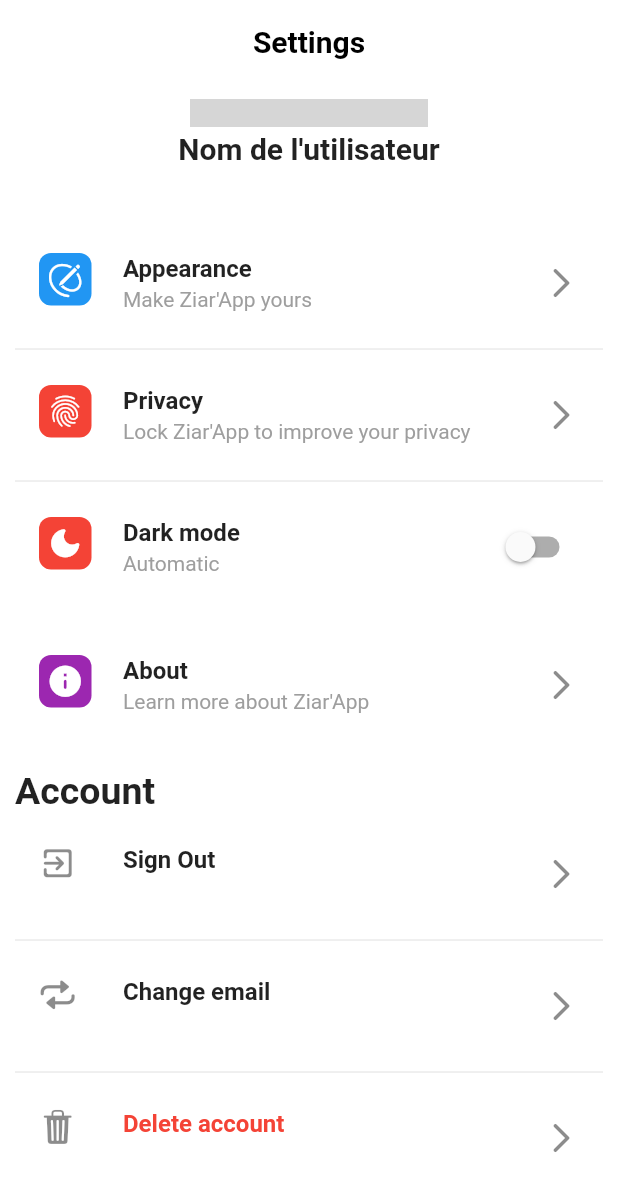
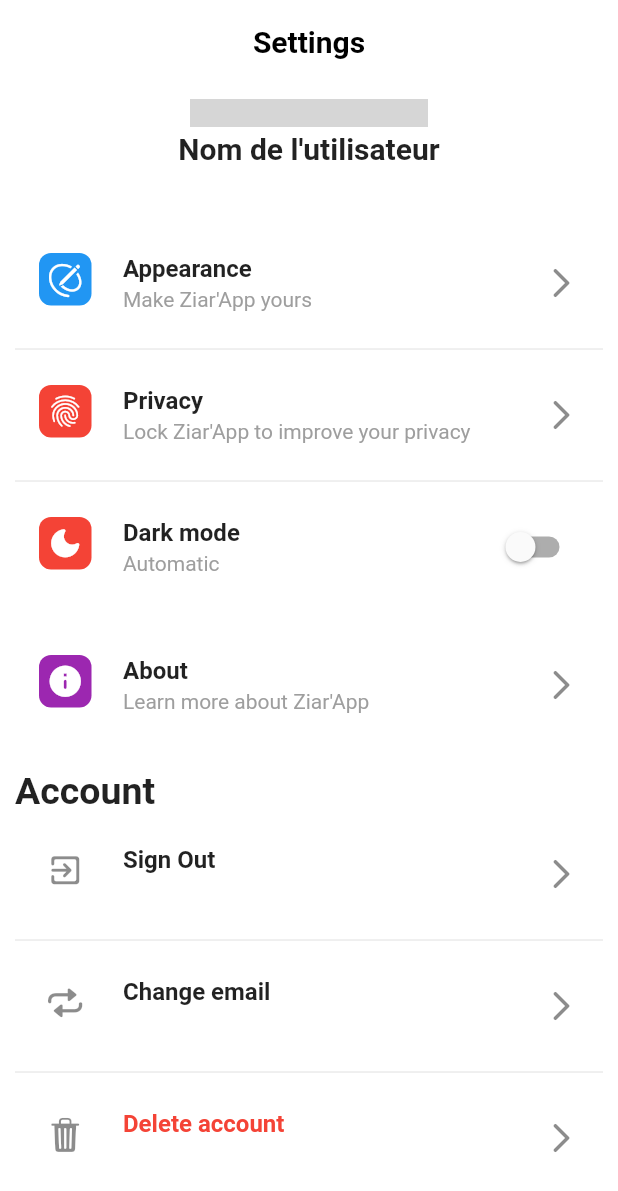
Before and after one commit to babstrap/babstrap_settings_screen, a Flutter app: the screen it shows after launch, scrolled down 188 dp, on a phone screen of 412 x 824 dp. Shown: the top 1191 px of the screen. Run offline on Flutter 3.47's test engine with Material 2 defaults, Android fonts, the phone set to English and light mode, and no system bars; grey boxes are pictures that could not be loaded.

Commit message:
Updated it to take more parameters and use less hardcoded colors

```diff
--- a/lib/src/babs_component_settings_group.dart
+++ b/lib/src/babs_component_settings_group.dart
@@ -42,7 +42,7 @@ class SettingsGroup extends StatelessWidget {
           // The SettingsGroup sections
           Container(
             decoration: BoxDecoration(
-              color: Colors.white,
+              color: Theme.of(context).cardColor,
               borderRadius: BorderRadius.circular(15),
             ),
             child: ListView.separated(
--- a/lib/src/babs_component_settings_item.dart
+++ b/lib/src/babs_component_settings_item.dart
@@ -10,7 +10,8 @@ class SettingsItem extends StatelessWidget {
   String? subtitle;
   TextStyle? subtitleStyle;
   Widget? trailing;
-  VoidCallback onTap;
+  VoidCallback? onTap;
+  Color? backgroundColor;
 
   SettingsItem(
       {required this.icons,
@@ -19,12 +20,15 @@ class SettingsItem extends StatelessWidget {
       this.titleStyle,
       this.subtitle = "",
       this.subtitleStyle,
+      this.backgroundColor,
       this.trailing,
-      required this.onTap});
+      this.onTap});
 
   @override
   Widget build(BuildContext context) {
-    return ListTile(
+    return ClipRRect(
+      borderRadius: BorderRadius.circular(15),
+      child: ListTile(
         onTap: onTap,
         leading: (iconStyle != null && iconStyle!.withBackground!)
             ? Container(
@@ -39,9 +43,12 @@ class SettingsItem extends StatelessWidget {
                   color: iconStyle!.iconsColor,
                 ),
               )
-          : Icon(
+            : Padding(
+                padding: EdgeInsets.all(5),
+                child: Icon(
                   icons,
                   size: SettingsScreenUtils.settingsGroupIconSize,
+                ),
               ),
         title: Text(
           title,
@@ -55,6 +62,7 @@ class SettingsItem extends StatelessWidget {
         ),
         trailing:
             (trailing != null) ? trailing : Icon(Icons.arrow_forward_ios_rounded),
+      ),
     );
   }
 }
```
Also changed, not shown: lib/src/babs_component_big_user_card.dart (+6 -4 lines), example/pubspec.lock, pubspec.lock, 1 other file. Lines whose indentation alone changed are shown as unchanged.
